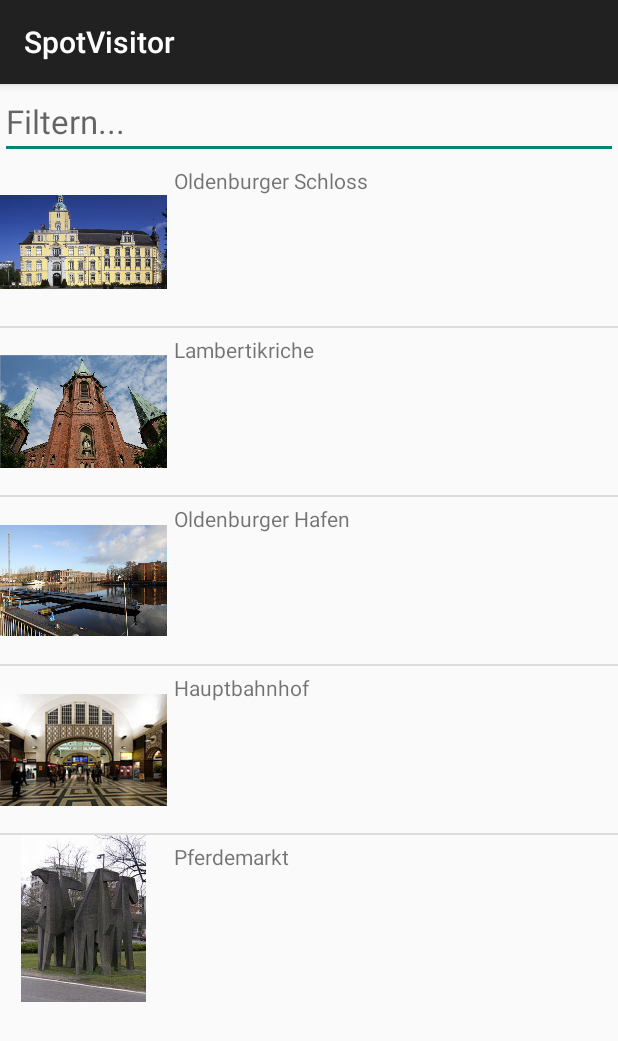
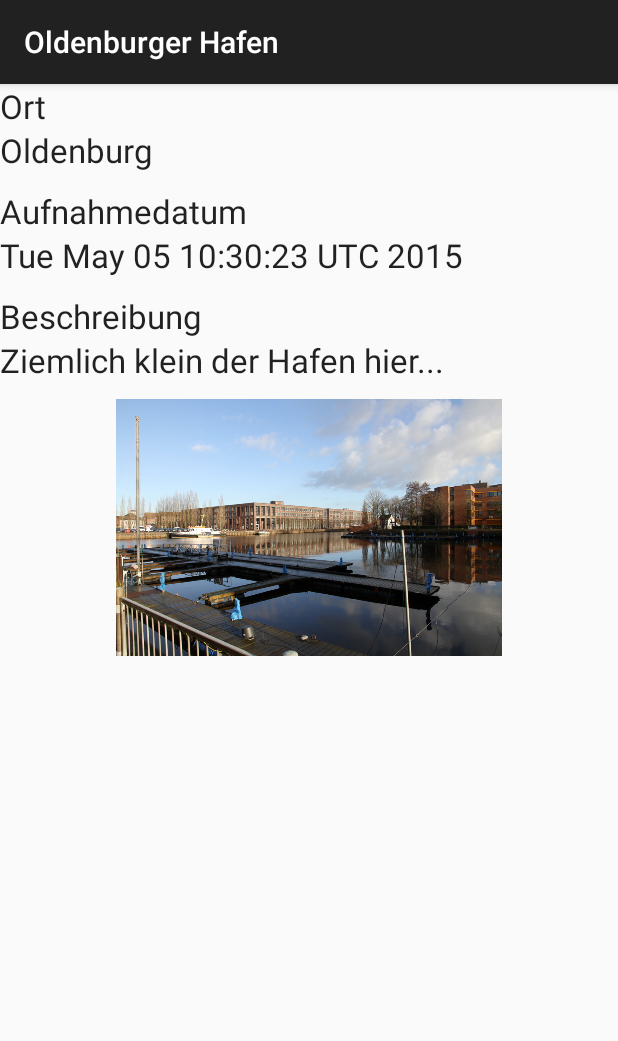
Before and after one commit to jps90/SpotVisitor, an Android app: the LocationActivity screen opened directly, with no data from a screen before it, after a tap on "Oldenburger Hafen", on a phone screen of 412 x 824 dp. Shown: the top 1041 px of the screen. Run offline under Robolectric (Android 15) with nearby library versions, the phone set to English and light mode, and no system bars; 1 statement that could not run was skipped.

Commit message:
Richtiges Fragment da reinpacken

```diff
--- a/app/src/main/java/de/uni/oldenburg/spotvisitor/location/LocationActivity.java
+++ b/app/src/main/java/de/uni/oldenburg/spotvisitor/location/LocationActivity.java
@@ -55,7 +55,7 @@ public class LocationActivity extends MainAction {
         lv.setOnItemClickListener(new AdapterView.OnItemClickListener() {
             @Override
             public void onItemClick(AdapterView<?> parent, View view, int position, long id) {
-                LinearLayout lay = (LinearLayout) findViewById(R.id.fraglocations);
+                LinearLayout lay = (LinearLayout) findViewById(R.id.fragdetails);
                 Spot spot = (Spot) lv.getItemAtPosition(position);
                 if(lay == null) {
                     Intent detailIntent = new Intent(LocationActivity.this, DetailActivity.class);
```
